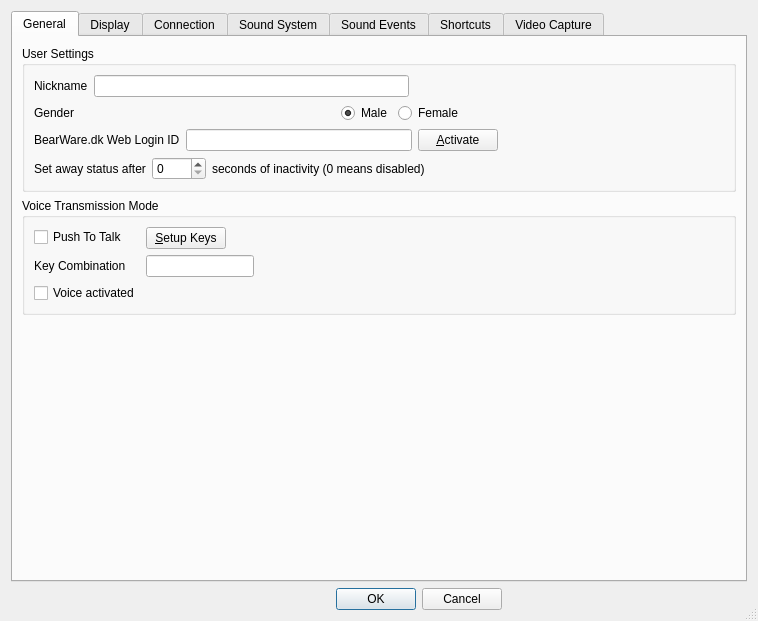
Before: the Qt Designer form Client/qtTeamTalk/preferences.ui in toskeyfine/TeamTalk5, drawn with Qt 5.
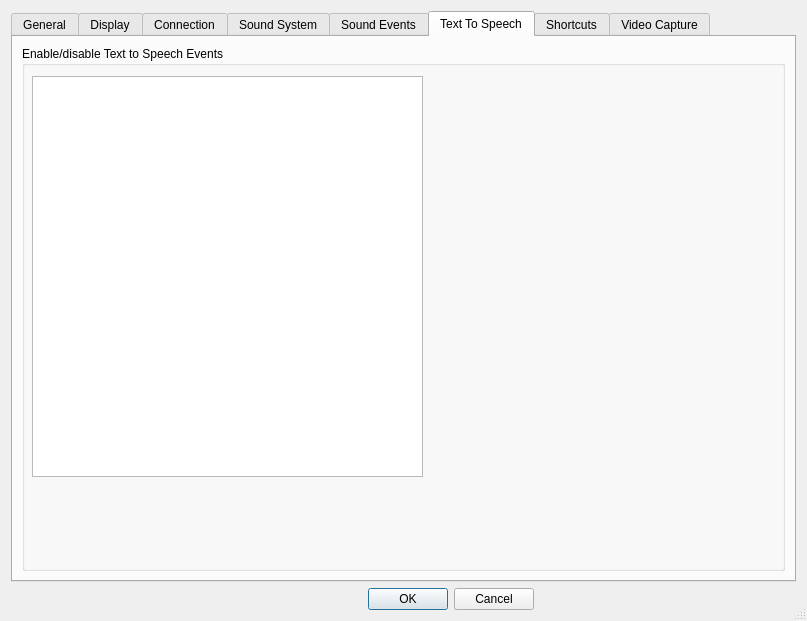
After: the same form once the commit is applied. Icons and pictures are not drawn.

Commit message: Added Text-to-Speech. Added TTS model but doesn't work with VoiceOver :(

```diff
--- a/Client/qtTeamTalk/preferences.ui
+++ b/Client/qtTeamTalk/preferences.ui
@@ -6,7 +6,7 @@
    <rect>
     <x>0</x>
     <y>0</y>
-    <width>758</width>
+    <width>807</width>
     <height>621</height>
    </rect>
   </property>
@@ -66,7 +66,7 @@
    <item row="0" column="0">
     <widget class="QTabWidget" name="tabWidget">
      <property name="currentIndex">
-      <number>0</number>
+      <number>5</number>
      </property>
      <property name="usesScrollButtons">
       <bool>true</bool>
@@ -1457,6 +1457,30 @@
        </item>
       </layout>
      </widget>
+     <widget class="QWidget" name="ttsTab">
+      <attribute name="title">
+       <string>Text To Speech</string>
+      </attribute>
+      <layout class="QHBoxLayout" name="horizontalLayout_22">
+       <item>
+        <widget class="QGroupBox" name="groupBox_10">
+         <property name="title">
+          <string>Enable/disable Text to Speech Events</string>
+         </property>
+         <widget class="QListView" name="ttsListView">
+          <property name="geometry">
+           <rect>
+            <x>10</x>
+            <y>30</y>
+            <width>391</width>
+            <height>401</height>
+           </rect>
+          </property>
+         </widget>
+        </widget>
+       </item>
+      </layout>
+     </widget>
      <widget class="QWidget" name="shortcutsTab">
       <attribute name="title">
        <string>Shortcuts</string>
```
The commit also changes 8 other files.
